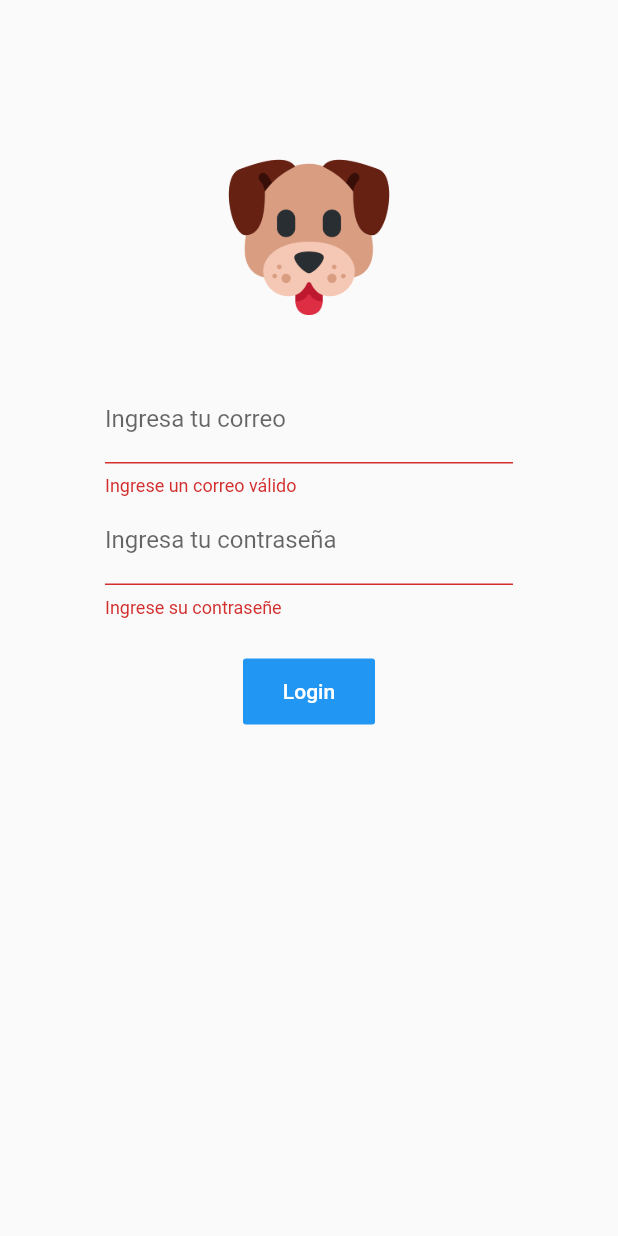
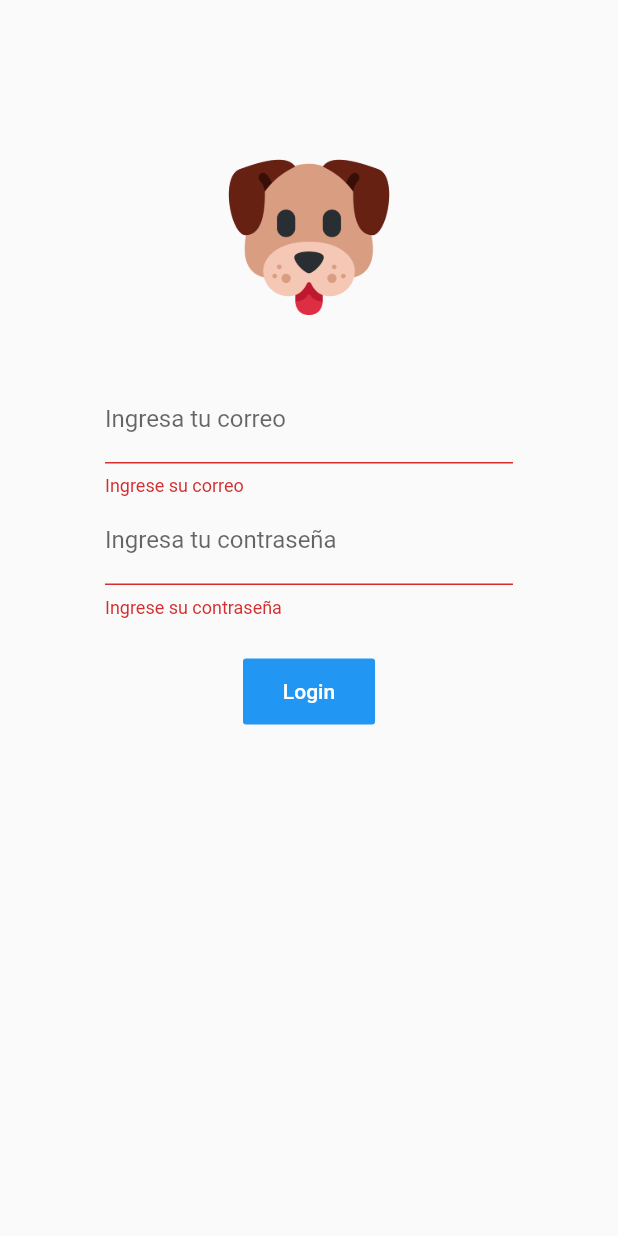
Before and after one commit to warevil/rescatadog, a Flutter app: the MyHomeLoginApp screen opened directly, after a tap on "Login", on a phone screen of 412 x 824 dp. Run offline on Flutter 3.47's test engine with Material 2 defaults, Android fonts, the phone set to English and light mode, and no system bars; our stand-ins replace flutter_svg.

Commit message:
correciones de sintaxis en la validación del login

```diff
--- a/lib/login/page.dart
+++ b/lib/login/page.dart
@@ -66,8 +66,14 @@ class _LoginState extends State<MyHomeLoginApp> {
     return TextFormField(
       decoration: InputDecoration(labelText: "Ingresa tu correo"),
       validator: (value) {
-        if (!_isEmail(value.toString())) {
-          return 'Ingrese un correo válido';
+        if (value!.isEmpty) {
+          return 'Ingrese su correo';
+        } else {
+          if (!_isEmail(value.toString())) {
+            return 'Ingrese un correo válido';
+          } else {
+            return null;
+          }
         }
       },
     );
@@ -79,7 +85,7 @@ class _LoginState extends State<MyHomeLoginApp> {
       decoration: InputDecoration(labelText: "Ingresa tu contraseña"),
       validator: (value) {
         if (value!.isEmpty) {
-          return 'Ingrese su contraseñe';
+          return 'Ingrese su contraseña';
         }
       },
     );
```
